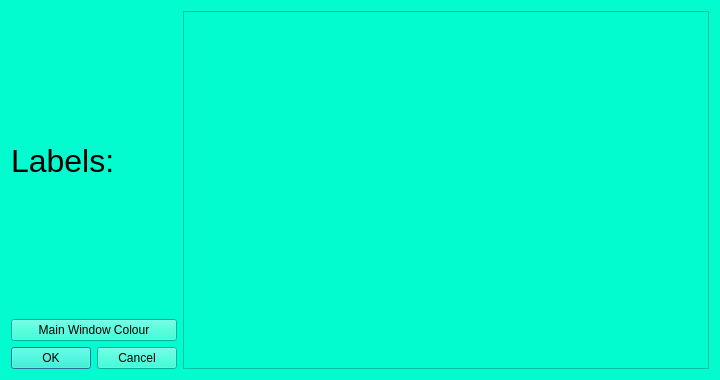
Above: Codebase/GUI/UI_Files/Settings.ui from Mulukulum/Amberia before the change. Below: the same form after it.
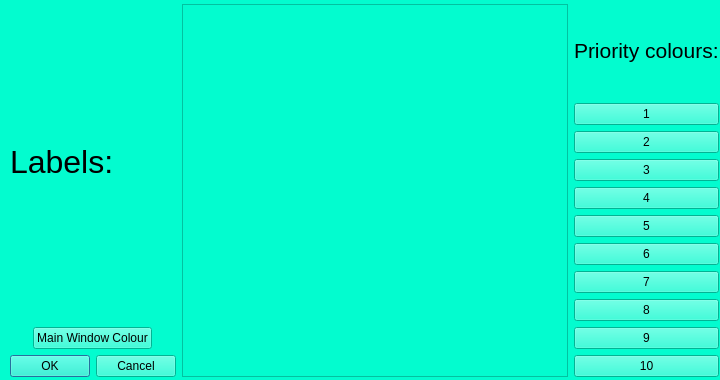
That is the form after the change.

Commit message: Priority colours

```diff
--- a/Codebase/GUI/UI_Files/Settings.ui
+++ b/Codebase/GUI/UI_Files/Settings.ui
@@ -16,23 +16,16 @@
   <property name="styleSheet">
    <string notr="true">background: #03fccf</string>
   </property>
-  <layout class="QGridLayout" name="gridLayout_2">
-   <item row="0" column="0">
+  <widget class="QWidget" name="">
+   <property name="geometry">
+    <rect>
+     <x>10</x>
+     <y>4</y>
+     <width>709</width>
+     <height>373</height>
+    </rect>
+   </property>
     <layout class="QGridLayout" name="gridLayout">
-     <item row="1" column="0">
-      <widget class="QPushButton" name="pushButton">
-       <property name="text">
-        <string>Main Window Colour</string>
-       </property>
-      </widget>
-     </item>
-     <item row="2" column="0" alignment="Qt::AlignHCenter">
-      <widget class="QDialogButtonBox" name="buttonBox">
-       <property name="standardButtons">
-        <set>QDialogButtonBox::Cancel|QDialogButtonBox::Ok</set>
-       </property>
-      </widget>
-     </item>
      <item row="0" column="0">
       <widget class="QLabel" name="label">
        <property name="text">
@@ -50,16 +43,110 @@
          <rect>
           <x>0</x>
           <y>0</y>
-          <width>536</width>
-          <height>358</height>
+         <width>389</width>
+         <height>369</height>
          </rect>
         </property>
        </widget>
       </widget>
      </item>
-    </layout>
-   </item>
-  </layout>
+    <item row="0" column="2" rowspan="3">
+     <layout class="QVBoxLayout" name="verticalLayout">
+      <item>
+       <widget class="QLabel" name="label_2">
+        <property name="text">
+         <string>&lt;html&gt;&lt;head/&gt;&lt;body&gt;&lt;p&gt;&lt;span style=&quot; font-size:16pt;&quot;&gt;Priority colours:&lt;/span&gt;&lt;/p&gt;&lt;/body&gt;&lt;/html&gt;</string>
+        </property>
+       </widget>
+      </item>
+      <item>
+       <widget class="QPushButton" name="push1">
+        <property name="text">
+         <string>1</string>
+        </property>
+       </widget>
+      </item>
+      <item>
+       <widget class="QPushButton" name="push2">
+        <property name="text">
+         <string>2</string>
+        </property>
+       </widget>
+      </item>
+      <item>
+       <widget class="QPushButton" name="push3">
+        <property name="text">
+         <string>3</string>
+        </property>
+       </widget>
+      </item>
+      <item>
+       <widget class="QPushButton" name="push4">
+        <property name="text">
+         <string>4</string>
+        </property>
+       </widget>
+      </item>
+      <item>
+       <widget class="QPushButton" name="push5">
+        <property name="text">
+         <string>5</string>
+        </property>
+       </widget>
+      </item>
+      <item>
+       <widget class="QPushButton" name="push6">
+        <property name="text">
+         <string>6</string>
+        </property>
+       </widget>
+      </item>
+      <item>
+       <widget class="QPushButton" name="push7">
+        <property name="text">
+         <string>7</string>
+        </property>
+       </widget>
+      </item>
+      <item>
+       <widget class="QPushButton" name="push8">
+        <property name="text">
+         <string>8</string>
+        </property>
+       </widget>
+      </item>
+      <item>
+       <widget class="QPushButton" name="push9">
+        <property name="text">
+         <string>9</string>
+        </property>
+       </widget>
+      </item>
+      <item>
+       <widget class="QPushButton" name="push10">
+        <property name="text">
+         <string>10</string>
+        </property>
+       </widget>
+      </item>
+     </layout>
+    </item>
+    <item row="1" column="0" alignment="Qt::AlignHCenter">
+     <widget class="QPushButton" name="pushButton">
+      <property name="text">
+       <string>Main Window Colour</string>
+      </property>
+     </widget>
+    </item>
+    <item row="2" column="0" alignment="Qt::AlignHCenter">
+     <widget class="QDialogButtonBox" name="buttonBox">
+      <property name="standardButtons">
+       <set>QDialogButtonBox::Cancel|QDialogButtonBox::Ok</set>
+      </property>
+     </widget>
+    </item>
+   </layout>
+  </widget>
  </widget>
  <resources/>
  <connections/>
```
Lines whose indentation alone changed are shown as unchanged. The commit also changes 1 other file.
